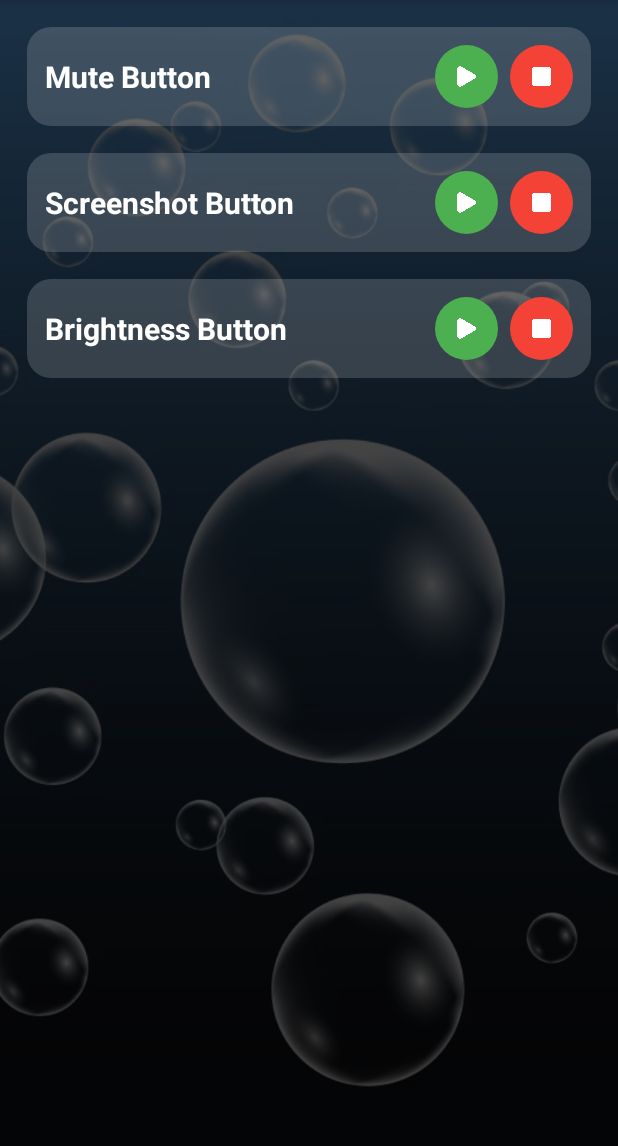
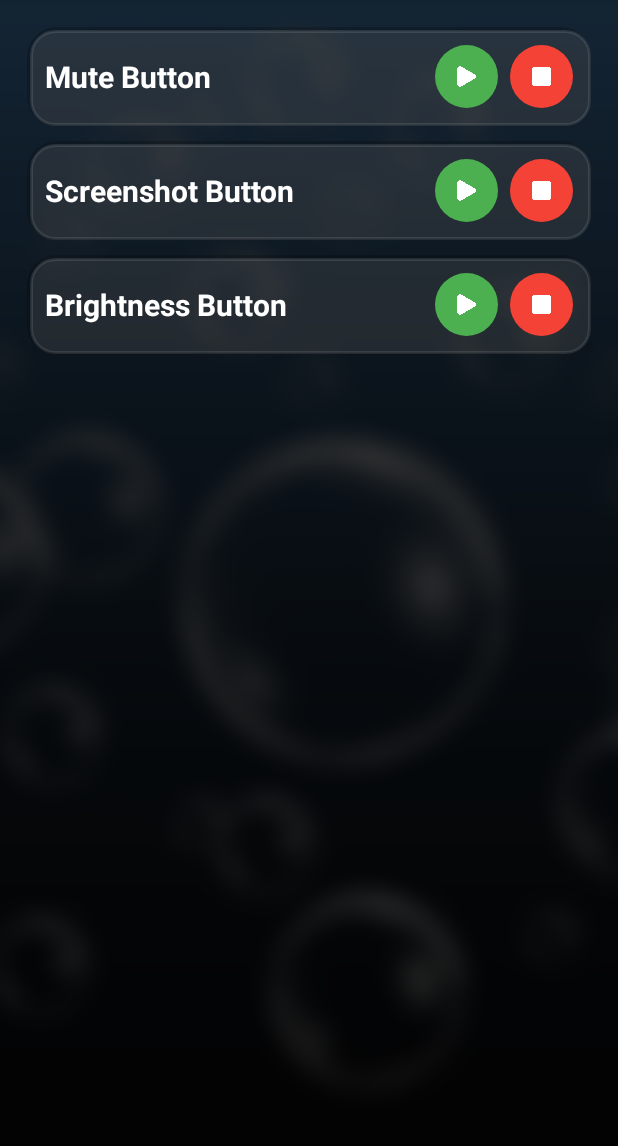
Before and after one commit to mangesh-sakordekar/Floating-Mute, an Android app: the screen it shows after launch (MainActivity), on a phone screen of 412 x 824 dp, the part 84-1230 px from its top. Run offline under Robolectric (Android 15) with nearby library versions, the phone set to English and light mode, and no system bars; our stand-ins replace AdMob.

Commit message:
Added Google Ads banner using AdMob

```diff
--- a/app/build.gradle.kts
+++ b/app/build.gradle.kts
@@ -43,4 +43,5 @@ dependencies {
     testImplementation(libs.junit)
     androidTestImplementation(libs.androidx.junit)
     androidTestImplementation(libs.androidx.espresso.core)
+    implementation("com.google.android.gms:play-services-ads:24.6.0")
 }
--- a/app/src/main/AndroidManifest.xml
+++ b/app/src/main/AndroidManifest.xml
@@ -13,6 +13,7 @@ xmlns:tools="http://schemas.android.com/tools">
     <uses-permission android:name="android.permission.READ_EXTERNAL_STORAGE"/>
     <uses-permission android:name="android.permission.SYSTEM_ALERT_WINDOW" />
     <uses-permission android:name="android.permission.WRITE_SETTINGS" />
+    <uses-permission android:name="android.permission.INTERNET" />
 
 
     <application
@@ -37,6 +38,11 @@ xmlns:tools="http://schemas.android.com/tools">
 
         </activity>
 
+        <!-- Sample AdMob app ID: ca-app-pub-3940256099942544~3347511713 -->
+        <meta-data
+            android:name="com.google.android.gms.ads.APPLICATION_ID"
+            android:value="ca-app-pub-3940256099942544~3347511713"/>
+
         <service
             android:name=".FloatingButtonService"
             android:enabled="true"
--- a/app/src/main/java/com/example/floatingmute/BrightnessButtonService.kt
+++ b/app/src/main/java/com/example/floatingmute/BrightnessButtonService.kt
@@ -68,7 +68,7 @@ class BrightnessButtonService : Service() {
 
             if (!isDimmed) {
                 originalBrightness = brightness.toFloat()
-                val halfBrightness = (brightness / 4).coerceAtLeast(20)
+                val halfBrightness = (brightness / 4).coerceAtLeast(15)
                 Settings.System.putInt(
                     contentResolver,
                     Settings.System.SCREEN_BRIGHTNESS,
--- a/app/src/main/java/com/example/floatingmute/MainActivity.kt
+++ b/app/src/main/java/com/example/floatingmute/MainActivity.kt
@@ -11,10 +11,14 @@ import android.media.projection.MediaProjectionManager
 import android.content.Context
 import android.net.Uri
 import android.widget.ImageButton
+import com.google.android.gms.ads.AdRequest
+import com.google.android.gms.ads.AdView
+import com.google.android.gms.ads.MobileAds
 
 class MainActivity : AppCompatActivity() {
 
     private val SCREENSHOT_REQUEST_CODE = 1001
+    private var _bannerAd: AdView? = null
 
     override fun onCreate(savedInstanceState: Bundle?) {
         super.onCreate(savedInstanceState)
@@ -26,6 +30,9 @@ class MainActivity : AppCompatActivity() {
         val stopScreenshotButton = findViewById<ImageButton>(R.id.stopScreenshotButton)
         val startBrightnessButton = findViewById<ImageButton>(R.id.startBrightnessButton)
         val stopBrightnessButton = findViewById<ImageButton>(R.id.stopBrightnessButton)
+
+        MobileAds.initialize(this@MainActivity)
+        loadBannerAd()
 
         // Start Mute Button Service
         startMuteButton.setOnClickListener {
@@ -80,7 +87,11 @@ class MainActivity : AppCompatActivity() {
         }
     }
 
-
+    private fun loadBannerAd() {
+        _bannerAd = findViewById(R.id.adView)
+        val adRequest = AdRequest.Builder().build()
+        _bannerAd?.loadAd(adRequest)
+    }
 
     // Handle screenshot permission result
     override fun onActivityResult(requestCode: Int, resultCode: Int, data: Intent?) {
--- a/app/src/main/res/drawable/row_background.xml
+++ b/app/src/main/res/drawable/row_background.xml
@@ -1,6 +1,21 @@
 <?xml version="1.0" encoding="utf-8"?>
-<shape xmlns:android="http://schemas.android.com/apk/res/android"
-    android:shape="rectangle">
-    <solid android:color="#2AFFFFFF"/> <!-- translucent white haze -->
-    <corners android:radius="16dp" />
-</shape>
+<layer-list xmlns:android="http://schemas.android.com/apk/res/android">
+    <!-- Shadow layer -->
+    <item>
+        <shape android:shape="rectangle">
+            <solid android:color="#33000000" /> <!-- faint black shadow -->
+            <corners android:radius="20dp" />
+        </shape>
+    </item>
+
+    <!-- Foreground layer -->
+    <item android:left="2dp" android:top="2dp">
+        <shape android:shape="rectangle">
+            <solid android:color="#1AFFFFFF" /> <!-- semi-transparent black -->
+            <corners android:radius="16dp" />
+            <stroke
+                android:width="2dp"
+                android:color="#1BFFFFFF" />
+        </shape>
+    </item>
+</layer-list>
--- a/app/src/main/res/layout/activity_main.xml
+++ b/app/src/main/res/layout/activity_main.xml
@@ -1,5 +1,5 @@
 <?xml version="1.0" encoding="utf-8"?>
-<RelativeLayout xmlns:android="http://schemas.android.com/apk/res/android"
+<androidx.constraintlayout.widget.ConstraintLayout xmlns:android="http://schemas.android.com/apk/res/android"
     xmlns:app="http://schemas.android.com/apk/res-auto"
     android:layout_width="match_parent"
     android:layout_height="match_parent">
@@ -10,14 +10,14 @@
         android:layout_width="match_parent"
         android:layout_height="match_parent"
         android:scaleType="centerCrop"
-        android:src="@drawable/img_background"
+        android:src="@drawable/img_background_blur"
         android:contentDescription="@string/app_name" />
 
     <!-- Dark Blur Overlay -->
     <View
         android:layout_width="match_parent"
         android:layout_height="match_parent"
-        android:background="#BB000000" />
+        android:background="#CC000000" />
 
     <!-- Foreground UI -->
     <LinearLayout
@@ -34,7 +34,7 @@
             android:orientation="horizontal"
             android:gravity="center_vertical"
             android:padding="12dp"
-            android:layout_marginBottom="18dp"
+            android:layout_marginBottom="10dp"
             android:background="@drawable/row_background">
 
             <TextView
@@ -80,7 +80,7 @@
             android:orientation="horizontal"
             android:gravity="center_vertical"
             android:padding="12dp"
-            android:layout_marginBottom="18dp"
+            android:layout_marginBottom="10dp"
             android:background="@drawable/row_background">
 
             <TextView
@@ -126,7 +126,7 @@
             android:orientation="horizontal"
             android:gravity="center_vertical"
             android:padding="12dp"
-            android:layout_marginBottom="18dp"
+            android:layout_marginBottom="10dp"
             android:background="@drawable/row_background">
 
             <TextView
@@ -164,5 +164,18 @@
                 android:layout_marginStart="8dp"
                 android:padding="12dp"/>
         </LinearLayout>
+
+
     </LinearLayout>
-</RelativeLayout>
+
+    <com.google.android.gms.ads.AdView
+        android:id="@+id/adView"
+        android:layout_width="match_parent"
+        android:layout_height="wrap_content"
+        app:adSize="BANNER"
+        app:adUnitId="ca-app-pub-3940256099942544/6300978111"
+        app:layout_constraintBottom_toBottomOf="parent"
+        app:layout_constraintEnd_toEndOf="parent"
+        app:layout_constraintStart_toStartOf="parent" />
+
+</androidx.constraintlayout.widget.ConstraintLayout>
--- a/app/src/main/res/values-night/themes.xml
+++ b/app/src/main/res/values-night/themes.xml
@@ -10,7 +10,7 @@
         <item name="colorSecondaryVariant">@color/teal_200</item>
         <item name="colorOnSecondary">@color/black</item>
         <!-- Status bar color. -->
-        <item name="android:statusBarColor">@color/black</item>
+        <item name="android:statusBarColor">#00000000</item>
         <!-- Customize your theme here. -->
         <!-- Navigation bar color -->
         <item name="android:navigationBarColor">#000000</item> <!-- example: purple -->
```
Also changed, not shown: app/src/main/res/drawable/img_background.jpg (deleted), app/src/main/res/drawable/img_background_blur.png (added).
